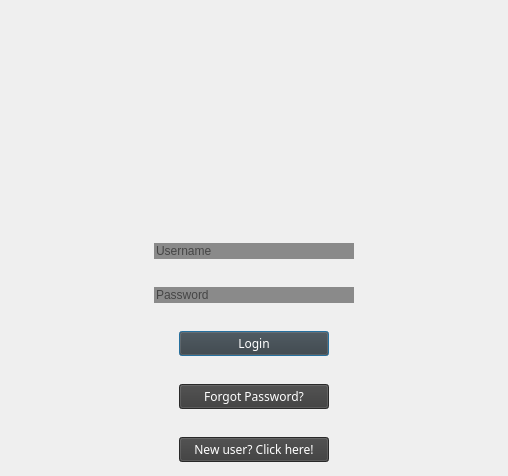
Before: the Qt Designer form loginwindow.ui in Nicholas-LeBoeuf/RemoteWorkouts, drawn with Qt 5.
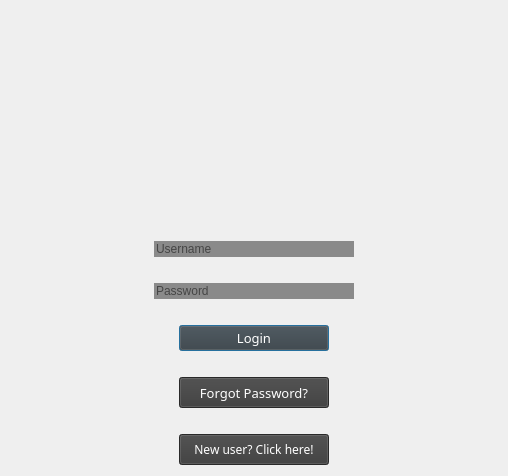
After: the same form once the commit is applied. Icons and pictures are not drawn.

The edit to the form file:
```diff
--- a/loginwindow.ui
+++ b/loginwindow.ui
@@ -169,9 +169,16 @@
          <height>0</height>
         </size>
        </property>
+       <property name="maximumSize">
+        <size>
+         <width>175</width>
+         <height>16777215</height>
+        </size>
+       </property>
        <property name="font">
         <font>
-         <family>Eras Demi ITC</family>
+         <family>Rockwell</family>
+         <pointsize>10</pointsize>
         </font>
        </property>
        <property name="cursor">
@@ -215,9 +222,16 @@
          <height>0</height>
         </size>
        </property>
+       <property name="maximumSize">
+        <size>
+         <width>175</width>
+         <height>150</height>
+        </size>
+       </property>
        <property name="font">
         <font>
-         <family>Eras Demi ITC</family>
+         <family>Rockwell</family>
+         <pointsize>10</pointsize>
         </font>
        </property>
        <property name="cursor">
@@ -261,9 +275,16 @@
          <height>0</height>
         </size>
        </property>
+       <property name="maximumSize">
+        <size>
+         <width>175</width>
+         <height>150</height>
+        </size>
+       </property>
        <property name="font">
         <font>
-         <family>Eras Demi ITC</family>
+         <family>Rockwell</family>
+         <pointsize>9</pointsize>
         </font>
        </property>
        <property name="cursor">
```
